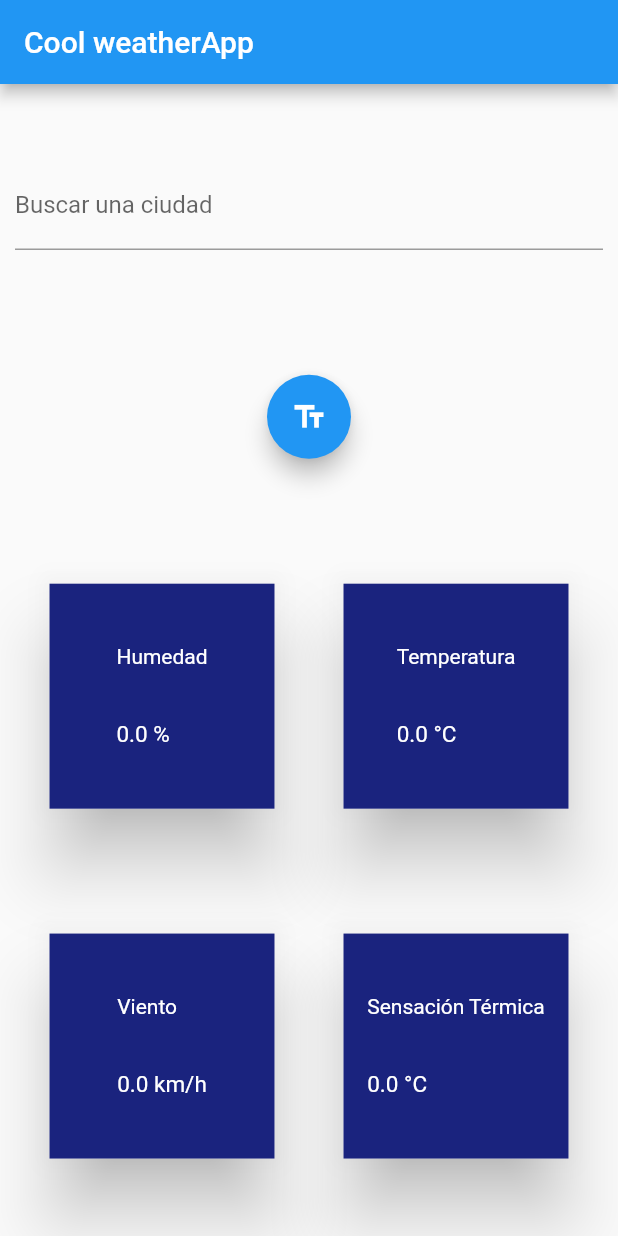
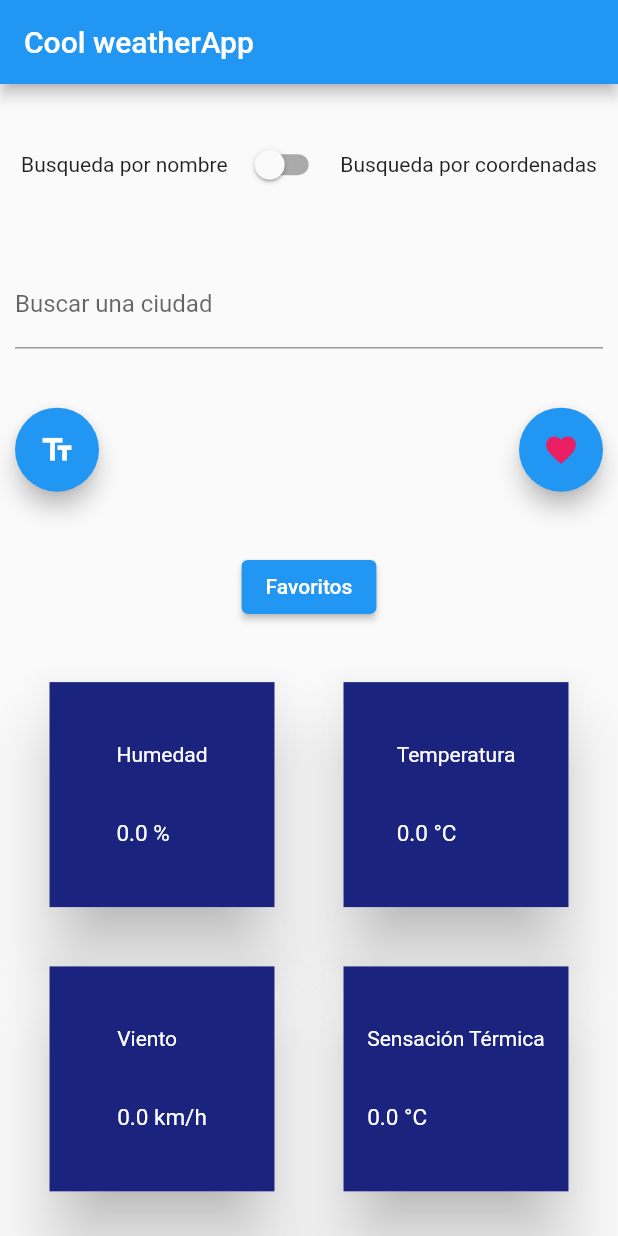
Before and after one commit to juanksRuiz/Desarrollo_movil, a Flutter app: the screen it shows after launch, on a phone screen of 412 x 824 dp. Run offline on Flutter 3.47's test engine with Material 2 defaults, Android fonts, the phone set to English and light mode, and no system bars; our stand-ins replace get; missing offline and left inert: dart:html.

```diff
--- a/Proyectos/ensayos/lib/domain/controllers/weatherInfoController.dart
+++ b/Proyectos/ensayos/lib/domain/controllers/weatherInfoController.dart
@@ -1,17 +1,33 @@
 import 'package:get/get.dart';
 
 class WeatherInfoController extends GetxController {
+  var _ciudad = "".obs;
+  var _pais = "".obs;
   var _humedad = 0.0.obs;
   var _temperatura = 0.0.obs;
   var _viento = 0.0.obs;
   var _sensacionTermica = 0.0.obs;
   var _infoFound = true.obs;
+  var _description = "".obs;
+  var _id = 0.obs;
 
+  String get ciudad => _ciudad.value;
+  String get pais => _pais.value;
   double get humedad => _humedad.value;
   double get temperatura => _temperatura.value;
   double get viento => _viento.value;
   double get sensacionTermica => _sensacionTermica.value;
   bool get infoFound => _infoFound.value;
+  String get description => _description.value;
+  get id => _id.value;
+
+  void setCiudad(String valor) {
+    _ciudad.value = valor;
+  }
+
+  void setPais(String valor) {
+    _ciudad.value = valor;
+  }
 
   void setHumedad(double valor) {
     _humedad.value = valor;
@@ -21,18 +37,26 @@ class WeatherInfoController extends GetxController {
     _temperatura.value = valor;
   }
 
+  void setViento(double valor) {
+    _viento.value = valor;
+  }
+
   void setSensacionTermica(double valor) {
     _temperatura.value = valor;
   }
 
-  void setViento(double valor) {
-    _viento.value = valor;
+  void setDescription(String valor) {
+    _description.value = valor;
   }
 
-  void setInformation(double h, double t, double st, double v) {
+  void setInformation(
+      String c, String p, double h, double t, double v, double st, String d) {
+    setCiudad(c);
+    setPais(p);
     setHumedad(h);
     setTemperatura(t);
+    setViento(v);
     setSensacionTermica(st);
-    setViento(v);
+    setDescription(d);
   }
 }
--- a/Proyectos/ensayos/lib/main.dart
+++ b/Proyectos/ensayos/lib/main.dart
@@ -1,14 +1,14 @@
 import 'package:flutter/material.dart';
-import 'package:ensayos/domain/controllers/nameController.dart';
-import 'package:ensayos/domain/controllers/weatherInfoController.dart';
+//import 'package:ensayos/domain/controllers/nameController.dart';
 import 'package:get/get.dart';
 //import 'package:ensayos/ui/pages/post.dart';
 //import 'package:ensayos/ui/pages/comentariosPage.dart';
+
 import 'package:ensayos/ui/Parcial2/weatherPage.dart';
-//import "ui/my_app.dart";
+import 'package:ensayos/domain/controllers/weatherInfoController.dart';
 
 void main() async {
-  Get.put<StudentController>(StudentController());
+  //Get.put<StudentController>(StudentController());
   Get.put<WeatherInfoController>(WeatherInfoController());
   runApp(MyApp());
 }
@@ -17,9 +17,11 @@ class MyApp extends StatelessWidget {
   @override
   Widget build(BuildContext context) {
     return GetMaterialApp(
-        title: "State Management with Obx", home: WeatherPage()
-        //home: Scaffold(appBar: null, body: Post()),
-        );
+      title: "Parcial 2",
+      home:
+          //FavoriteBox("Madrid", "España", 70, 37, 5, 39, "Sol intenso", 123)
+          WeatherPage(),
+    );
   }
 }
 
--- /dev/null
+++ b/Proyectos/ensayos/lib/ui/Parcial2/favoritesPage.dart
@@ -0,0 +1,33 @@
+import 'package:flutter/material.dart';
+
+class FavoritesPage extends StatefulWidget {
+  final List<Widget> listaFavoritos;
+  const FavoritesPage(this.listaFavoritos, {Key? key}) : super(key: key);
+
+  @override
+  _FavoritesPageState createState() => _FavoritesPageState();
+}
+
+class _FavoritesPageState extends State<FavoritesPage> {
+  @override
+  Widget build(BuildContext context) {
+    return MaterialApp(
+      home: Scaffold(
+        appBar: AppBar(
+          leading: IconButton(
+              onPressed: () {
+                Navigator.pop(context);
+              },
+              icon: Icon(
+                Icons.arrow_back,
+                color: Colors.white,
+              )),
+          title: Text("Ciudades favoritas"),
+        ),
+        body: ListView(
+          children: widget.listaFavoritos,
+        ),
+      ),
+    );
+  }
+}
--- a/Proyectos/ensayos/lib/ui/Parcial2/weatherPage.dart
+++ b/Proyectos/ensayos/lib/ui/Parcial2/weatherPage.dart
@@ -1,8 +1,9 @@
+import 'package:ensayos/ui/Parcial2/favoritesPage.dart';
 import 'package:flutter/material.dart';
 import 'package:ensayos/widgets/WeatherInformationBox.dart';
 import 'package:ensayos/domain/controllers/weatherInfoController.dart';
+import 'package:ensayos/widgets/favoriteBox.dart';
 import 'package:get/get.dart';
-import 'package:flutter_switch/flutter_switch.dart';
 
 class WeatherPage extends StatefulWidget {
   const WeatherPage({Key? key}) : super(key: key);
@@ -14,9 +15,23 @@ class WeatherPage extends StatefulWidget {
 class _WeatherPageState extends State<WeatherPage> {
   final _textController = TextEditingController();
   WeatherInfoController _wiController = Get.find();
+  // Variable para controlar el valor del switch
+  bool isSearchByLatLon = false;
+  bool isInfoFound = true;
 
-  Widget getInputFields(bool withCoordinates) {
-    if (!withCoordinates) {
+  // Esta pagina debe tener una lista de favoritos que se le pasa a la pagina de favoritos
+
+  Widget getInputFields(bool isByLatLon) {
+    /*
+    Funcion que crea espacios para ingresar consulta por nombre de ciudad o
+    por coordenadas
+    ARGUMENTOS:
+      isByLatLon: booleano para determinar si la consulta es por coordenadas
+       (true) o por nombre (false)
+    RETORNA:
+      Widget con los campos segun el tipo de consulta
+    */
+    if (isByLatLon) {
       return Column(
         children: [
           TextField(
@@ -57,14 +72,29 @@ class _WeatherPageState extends State<WeatherPage> {
 
   @override
   Widget build(BuildContext context) {
-    // Con lista predefinida
-    List<String> ciudades = ["Madrid"];
-    List<double> humedades = [60];
-    List<double> temperaturas = [28];
-    List<double> sensacionesTermicas = [30];
-    List<double> vientos = [6];
+    // Simulacion Lista de favoritas
+    List<String> ciudades = ["Madrid", "París"];
+    List<String> paises = ["España", "Francia"];
+    List<double> humedades = [15, 30];
+    List<double> temperaturas = [28, 25];
+    List<double> vientos = [6, 15];
+    List<double> sensacionesTermicas = [30, 28];
+    List<String> descripciones = ["Sol intenso", "Fresco"];
+    List IDs = [1, 2];
 
-    bool isSearchByName = true;
+    // LISTA DE WIDGETS CON FAVORITAS
+    List<Widget> favoritos = [];
+    for (int i = 0; i < ciudades.length; i++) {
+      favoritos.add(FavoriteBox(
+          ciudades[i],
+          paises[i],
+          humedades[i],
+          temperaturas[i],
+          vientos[i],
+          sensacionesTermicas[i],
+          descripciones[i],
+          IDs[i]));
+    }
 
     return Scaffold(
       appBar: AppBar(
@@ -76,22 +106,41 @@ class _WeatherPageState extends State<WeatherPage> {
           child: Column(
               mainAxisAlignment: MainAxisAlignment.spaceAround,
               children: [
-                TextField(
-                  // Falta validator
-                  controller: _textController,
-                  decoration: const InputDecoration(
-                    border: UnderlineInputBorder(),
-                    labelText: "Buscar una ciudad",
-                  ),
-                ),
+                // Se añadio el primer Widget Row con los textos para definir
+                // el tipo de consulta con un switch. No hay más cambios después
+                Row(
+                    mainAxisAlignment: MainAxisAlignment.spaceAround,
+                    children: [
+                      Text("Busqueda por nombre"),
+                      Switch(
+                          value: isSearchByLatLon,
+                          onChanged: (value) {
+                            setState(() {
+                              isSearchByLatLon = value;
+                            });
+                          },
+                          activeTrackColor: Colors.yellow,
+                          activeColor: Colors.orangeAccent),
+                      Text("Busqueda por coordenadas")
+                    ]),
+                getInputFields(isSearchByLatLon),
+                Row(
+                    mainAxisAlignment: MainAxisAlignment.spaceBetween,
+                    children: [
                       FloatingActionButton(
                         // When the user presses the button, show an alert dialog containing the
                         // text that the user has entered into the text field.
                         onPressed: () {
                           if (ciudades.contains(_textController.text)) {
                             int i = ciudades.indexOf(_textController.text);
-                      _wiController.setInformation(humedades[i],
-                          temperaturas[i], sensacionesTermicas[i], vientos[i]);
+                            _wiController.setInformation(
+                                ciudades[i],
+                                paises[i],
+                                humedades[i],
+                                temperaturas[i],
+                                vientos[i],
+                                sensacionesTermicas[i],
+                                descripciones[i]);
                           } else {
                             showDialog(
                               context: context,
@@ -109,6 +158,38 @@ class _WeatherPageState extends State<WeatherPage> {
                         tooltip: 'Show me the value!',
                         child: Icon(Icons.text_fields),
                       ),
+                      FloatingActionButton(
+                        onPressed: () {
+                          if (!IDs.contains(_wiController.id)) {
+                            favoritos.add(FavoriteBox(
+                                _wiController.ciudad,
+                                _wiController.pais,
+                                _wiController.humedad,
+                                _wiController.temperatura,
+                                _wiController.viento,
+                                _wiController.sensacionTermica,
+                                _wiController.description,
+                                _wiController.id));
+                          }
+                        },
+                        tooltip: "Añadir a favoritos",
+                        child: Icon(
+                          Icons.favorite,
+                          color: Colors.pink,
+                          size: 24,
+                        ),
+                      )
+                    ]),
+                //Para moverse a pagina de favoritos
+                ElevatedButton(
+                    onPressed: () {
+                      Navigator.push(
+                        context,
+                        MaterialPageRoute(
+                            builder: (context) => FavoritesPage(favoritos)),
+                      );
+                    },
+                    child: Text("Favoritos")),
                 Row(
                     mainAxisAlignment: MainAxisAlignment.spaceAround,
                     children: [
--- a/Proyectos/ensayos/lib/widgets/WeatherInformationBox.dart
+++ b/Proyectos/ensayos/lib/widgets/WeatherInformationBox.dart
@@ -41,10 +41,10 @@ class WeatherInformationBox extends StatelessWidget {
                 name,
                 style: TextStyle(color: Colors.white),
               ),
-              Obx(() => Text(
-                    _showValue(this.name),
-                    style: TextStyle(fontSize: 15, color: Colors.white),
-                  ))
+              Text(
+                _showValue(this.name),
+                style: TextStyle(fontSize: 15, color: Colors.white),
+              )
             ],
           ),
         ));
```
Also changed, not shown: Proyectos/ensayos/lib/domain/controllers/favoritesController.dart (added, +21 -0 lines), Proyectos/ensayos/lib/widgets/favoriteBox.dart (added, +142 -0 lines). Lines whose indentation alone changed are shown as unchanged.
